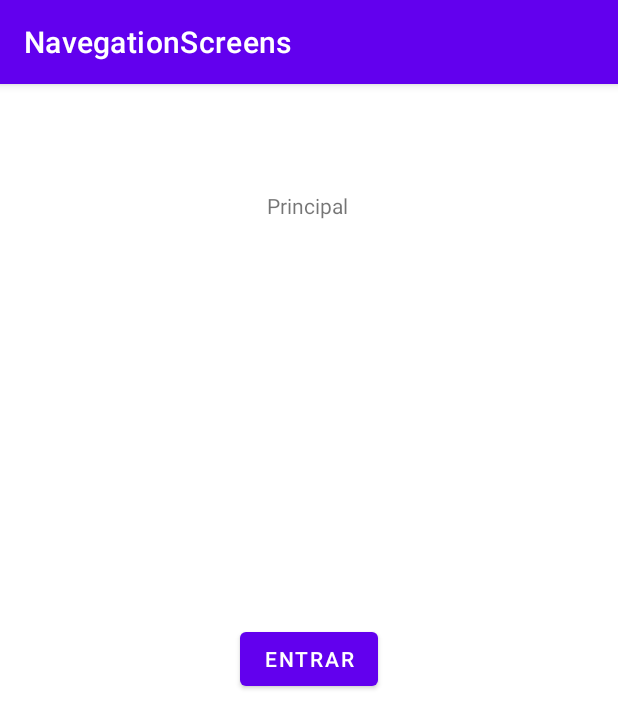
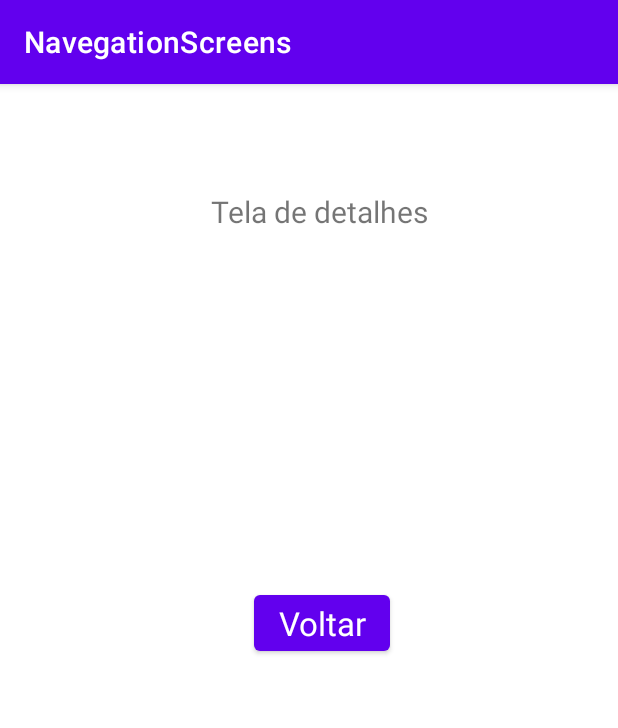
Before and after one commit to EllenBecker/navegation-screens, an Android app: the fragment DetalheFragment placed in its activity, on a phone screen of 412 x 824 dp. Shown: the top 728 px of the screen. Run offline under Robolectric (Android 15) with nearby library versions, the phone set to English and light mode, and no system bars.

```diff
--- a/app/src/main/java/com/example/navegationscreens/DetalheFragment.kt
+++ b/app/src/main/java/com/example/navegationscreens/DetalheFragment.kt
@@ -6,21 +6,14 @@ import android.view.LayoutInflater
 import android.view.View
 import android.view.ViewGroup
 import android.widget.Button
+import android.widget.TextView
 
-// TODO: Rename parameter arguments, choose names that match
-// the fragment initialization parameters, e.g. ARG_ITEM_NUMBER
-private const val ARG_PARAM1 = "param1"
 private const val ARG_PARAM2 = "param2"
+private const val ARG_PARAM2 = "param2";
 
-/**
- * A simple [Fragment] subclass.
- * Use the [DetalheFragment.newInstance] factory method to
- * create an instance of this fragment.
- */
 class DetalheFragment : Fragment() {
-    // TODO: Rename and change types of parameters
-    private var param1: String? = null
-    private var param2: String? = null
+    private var param1: String? = null;
+    private var param2: String? = null;
 
     override fun onCreate(savedInstanceState: Bundle?) {
         super.onCreate(savedInstanceState)
@@ -34,34 +27,31 @@ class DetalheFragment : Fragment() {
         inflater: LayoutInflater, container: ViewGroup?,
         savedInstanceState: Bundle?
     ): View? {
-        var inflate = inflater.inflate(R.layout.fragment_principal,container, false);
+        val inflate = inflater.inflate(R.layout.fragment_detalhe,container, false);
 
-        var goToBackButton = inflate.findViewById(R.id.button) as Button;
+        val button = inflate.findViewById(R.id.button7) as Button;
 
-        goToBackButton.setOnClickListener{
+        val textView = inflate.findViewById(R.id.textView4) as TextView;
+        val textView2 = inflate.findViewById(R.id.textView5) as TextView;
+
+        textView.text = param1;
+        textView2.text = param2;
+
+        button.setOnClickListener{
             val fm = fragmentManager;
             fm!!.beginTransaction().replace(R.id.fragmentContainer,PrincipalFragment(),"PrincipalFragment")
-                .addToBackStack(null).commit()
+                .addToBackStack(null).commit();
         }
         return inflate;
     }
 
     companion object {
-        /**
-         * Use this factory method to create a new instance of
-         * this fragment using the provided parameters.
-         *
-         * @param param1 Parameter 1.
-         * @param param2 Parameter 2.
-         * @return A new instance of fragment DetalheFragment.
-         */
-        // TODO: Rename and change types and number of parameters
         @JvmStatic
         fun newInstance(param1: String, param2: String) =
             DetalheFragment().apply {
                 arguments = Bundle().apply {
-                    putString(ARG_PARAM1, param1)
-                    putString(ARG_PARAM2, param2)
+                    putString(ARG_PARAM1, param1);
+                    putString(ARG_PARAM2, param2);
                 }
             }
     }
--- a/app/src/main/java/com/example/navegationscreens/PrincipalFragment.kt
+++ b/app/src/main/java/com/example/navegationscreens/PrincipalFragment.kt
@@ -6,27 +6,21 @@ import android.view.LayoutInflater
 import android.view.View
 import android.view.ViewGroup
 import android.widget.Button
+import android.widget.EditText
 
-// TODO: Rename parameter arguments, choose names that match
-// the fragment initialization parameters, e.g. ARG_ITEM_NUMBER
 private const val ARG_PARAM1 = "param1"
 private const val ARG_PARAM2 = "param2"
 
-/**
- * A simple [Fragment] subclass.
- * Use the [PrincipalFragment.newInstance] factory method to
- * create an instance of this fragment.
- */
 class PrincipalFragment : Fragment() {
-    // TODO: Rename and change types of parameters
+
     private var param1: String? = null
-    //private var param2: String? = null
+    private var param2: String? = null
 
     override fun onCreate(savedInstanceState: Bundle?) {
         super.onCreate(savedInstanceState)
         arguments?.let {
             param1 = it.getString(ARG_PARAM1)
-            //param2 = it.getString(ARG_PARAM2)
+            param2 = it.getString(ARG_PARAM2)
         }
     }
 
@@ -38,10 +32,13 @@ class PrincipalFragment : Fragment() {
 
         var goToButton = inflate.findViewById(R.id.button) as Button;
 
+        val texto = inflate.findViewById(R.id.editTextTextPersonName) as EditText;
+        val texto2 = inflate.findViewById(R.id.editTextTextPersonName2) as EditText;
 
         goToButton.setOnClickListener{
             val fm = fragmentManager;
-            fm!!.beginTransaction().replace(R.id.fragmentContainer,DetalheFragment(),"DetalheFragment")
+            fm!!.beginTransaction().replace(R.id.fragmentContainer,
+                DetalheFragment.newInstance(texto.text.toString(), texto2.text.toString()),"DetalheFragment")
                 .addToBackStack(null).commit()
         }
 
@@ -49,21 +46,11 @@ class PrincipalFragment : Fragment() {
     }
 
     companion object {
-        /**
-         * Use this factory method to create a new instance of
-         * this fragment using the provided parameters.
-         *
-         * @param param1 Parameter 1.
-         * @param param2 Parameter 2.
-         * @return A new instance of fragment PrincipalFragment.
-         */
-        // TODO: Rename and change types and number of parameters
         @JvmStatic
-        fun newInstance(param1: String, param2: String) =
+        fun newInstance(param1: String) =
             PrincipalFragment().apply {
                 arguments = Bundle().apply {
-                    putString(ARG_PARAM1, param1)
-                    putString(ARG_PARAM2, param2)
+                    putString(ARG_PARAM1, param1);
                 }
             }
     }
--- a/app/src/main/res/layout/fragment_detalhe.xml
+++ b/app/src/main/res/layout/fragment_detalhe.xml
@@ -12,12 +12,13 @@
         android:layout_width="wrap_content"
         android:layout_height="wrap_content"
         android:text="Voltar"
+        android:textAppearance="@style/TextAppearance.AppCompat.Large"
         app:layout_constraintBottom_toBottomOf="parent"
         app:layout_constraintEnd_toEndOf="parent"
-        app:layout_constraintHorizontal_bias="0.262"
+        app:layout_constraintHorizontal_bias="0.528"
         app:layout_constraintStart_toStartOf="parent"
         app:layout_constraintTop_toTopOf="parent"
-        app:layout_constraintVertical_bias="0.68" />
+        app:layout_constraintVertical_bias="0.466" />
 
     <androidx.constraintlayout.widget.Guideline
         android:id="@+id/guideline"
@@ -28,12 +29,39 @@
 
     <TextView
         android:id="@+id/textView3"
-        android:layout_width="61dp"
-        android:layout_height="20dp"
-        android:text="Detalhes"
+        android:layout_width="150dp"
+        android:layout_height="31dp"
+        android:text="Tela de detalhes"
+        android:textSize="20sp"
         app:layout_constraintBottom_toBottomOf="parent"
         app:layout_constraintEnd_toEndOf="parent"
+        app:layout_constraintHorizontal_bias="0.536"
         app:layout_constraintStart_toStartOf="parent"
-        app:layout_constraintTop_toTopOf="parent" />
+        app:layout_constraintTop_toTopOf="parent"
+        app:layout_constraintVertical_bias="0.097" />
+
+    <TextView
+        android:id="@+id/textView4"
+        android:layout_width="wrap_content"
+        android:layout_height="wrap_content"
+        android:text="TextView"
+        app:layout_constraintBottom_toBottomOf="parent"
+        app:layout_constraintEnd_toEndOf="parent"
+        app:layout_constraintHorizontal_bias="0.498"
+        app:layout_constraintStart_toStartOf="parent"
+        app:layout_constraintTop_toTopOf="parent"
+        app:layout_constraintVertical_bias="0.233" />
+
+    <TextView
+        android:id="@+id/textView5"
+        android:layout_width="wrap_content"
+        android:layout_height="wrap_content"
+        android:text="TextView"
+        app:layout_constraintBottom_toBottomOf="parent"
+        app:layout_constraintEnd_toEndOf="parent"
+        app:layout_constraintHorizontal_bias="0.498"
+        app:layout_constraintStart_toStartOf="parent"
+        app:layout_constraintTop_toTopOf="parent"
+        app:layout_constraintVertical_bias="0.307" />
 
 </androidx.constraintlayout.widget.ConstraintLayout>
```
Also changed, not shown: app/src/main/res/layout/fragment_data.xml (+6 -3 lines), app/src/main/res/layout/fragment_principal.xml (+27 -0 lines).
